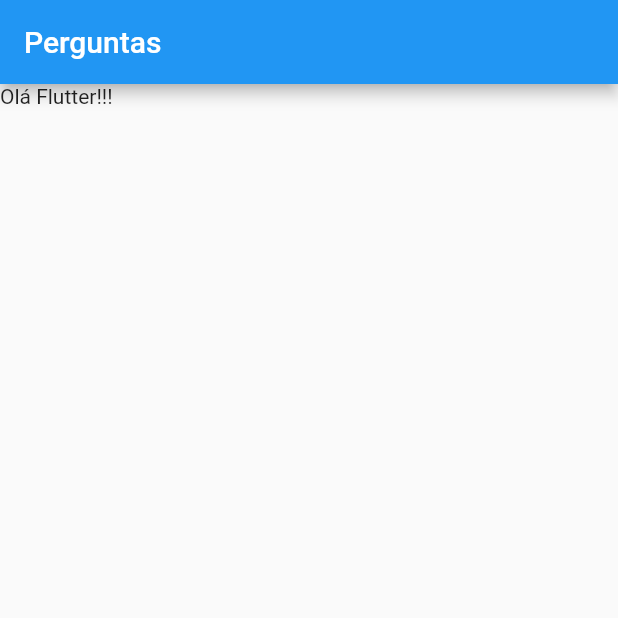
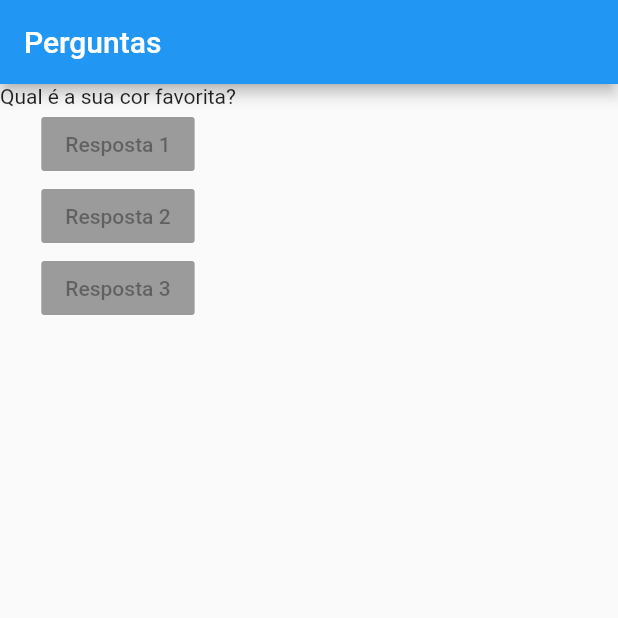
Before and after one commit to matheusEduardoTavares/flutterCod3r, a Flutter app: the screen it shows after launch, on a phone screen of 412 x 824 dp, the top half of it. Run offline on Flutter 3.47's test engine with Material 2 defaults, Android fonts, the phone set to English and light mode, and no system bars.

Commit message:
Aula 29 - Usando Column para Organizar os Widgets

```diff
--- a/curso_flutter/projeto_perguntas/lib/main.dart
+++ b/curso_flutter/projeto_perguntas/lib/main.dart
@@ -26,6 +26,12 @@ class PerguntaApp extends StatelessWidget{
 
   @override
   Widget build(BuildContext context){
+    // final List<String> perguntas = [
+    final perguntas = [
+      'Qual é a sua cor favorita?',
+      'Qual é o seu animal favorito?',
+    ];
+
     //A criação do nosso widget é o MaterialApp
     return MaterialApp(
       title: 'PerguntaApp',
@@ -33,7 +39,25 @@ class PerguntaApp extends StatelessWidget{
         appBar: AppBar(
           title: Text('Perguntas')
         ),
-        body: Text('Olá Flutter!!!'),
+        body: Column(
+          //Não precisa pow <Widget> (generics) para
+          //explicitar o tipo da lista.
+          children: [
+            Text(perguntas[0]),
+            RaisedButton(
+              child: Text('Resposta 1'),
+              onPressed: null
+            ),
+            RaisedButton(
+              child: Text('Resposta 2'),
+              onPressed: null
+            ),
+            RaisedButton(
+              child: Text('Resposta 3'),
+              onPressed: null
+            ),
+          ]
+        ),
       )
     );
   }
```
